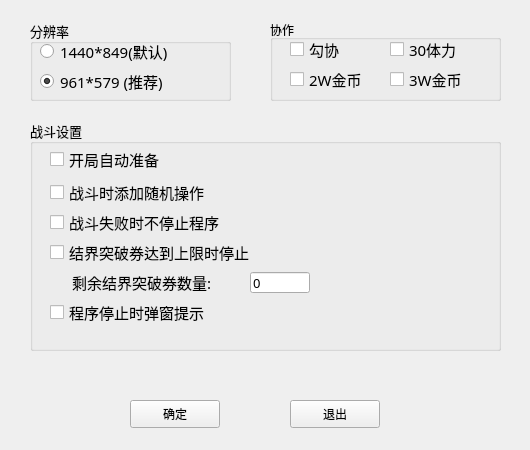
Above: setting.ui from 0x5E0C/Auxiliary before the change. Below: the same form after it.
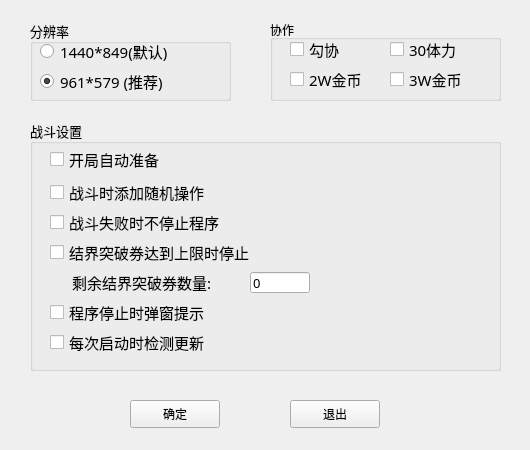
That is the form after the change.

```diff
--- a/setting.ui
+++ b/setting.ui
@@ -85,7 +85,7 @@
      <x>30</x>
      <y>120</y>
      <width>471</width>
-     <height>231</height>
+     <height>251</height>
     </rect>
    </property>
    <property name="font">
@@ -236,6 +236,25 @@
      <bool>false</bool>
     </property>
    </widget>
+   <widget class="QCheckBox" name="check_autoUpdate">
+    <property name="geometry">
+     <rect>
+      <x>20</x>
+      <y>210</y>
+      <width>201</width>
+      <height>25</height>
+     </rect>
+    </property>
+    <property name="font">
+     <font>
+      <family>宋体</family>
+      <pointsize>11</pointsize>
+     </font>
+    </property>
+    <property name="text">
+     <string>每次启动时检测更新</string>
+    </property>
+   </widget>
   </widget>
   <widget class="QGroupBox" name="groupBox_3">
    <property name="geometry">
```
